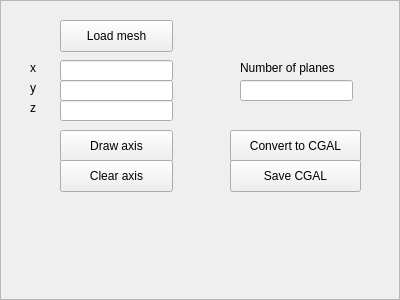
Before: the Qt Designer form drawmanager.ui in alessandroTola/CG3LabBase, drawn with Qt 5.
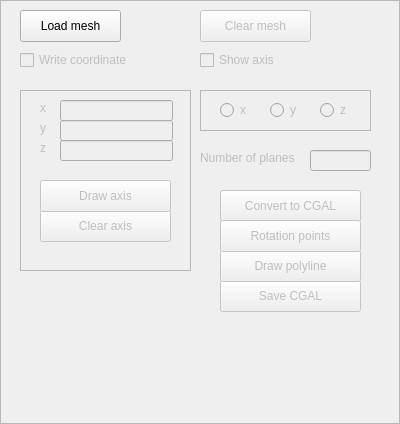
After: the same form once the commit is applied.

Commit message: Add class polylines

What changed in the file:
```diff
--- a/drawmanager.ui
+++ b/drawmanager.ui
@@ -7,7 +7,7 @@
     <x>0</x>
     <y>0</y>
     <width>400</width>
-    <height>300</height>
+    <height>424</height>
    </rect>
   </property>
   <property name="windowTitle">
@@ -22,9 +22,9 @@
   <widget class="QPushButton" name="loadMesh">
    <property name="geometry">
     <rect>
-     <x>60</x>
-     <y>20</y>
-     <width>113</width>
+     <x>20</x>
+     <y>10</y>
+     <width>101</width>
      <height>32</height>
     </rect>
    </property>
@@ -32,93 +32,14 @@
     <string>Load mesh</string>
    </property>
   </widget>
-  <widget class="QLineEdit" name="x">
-   <property name="geometry">
-    <rect>
-     <x>60</x>
-     <y>60</y>
-     <width>113</width>
-     <height>21</height>
-    </rect>
-   </property>
-  </widget>
-  <widget class="QLabel" name="label">
-   <property name="geometry">
-    <rect>
-     <x>30</x>
-     <y>60</y>
-     <width>21</width>
-     <height>16</height>
-    </rect>
-   </property>
-   <property name="text">
-    <string>x</string>
-   </property>
-  </widget>
-  <widget class="QLabel" name="label_2">
-   <property name="geometry">
-    <rect>
-     <x>30</x>
-     <y>80</y>
-     <width>21</width>
-     <height>16</height>
-    </rect>
-   </property>
-   <property name="text">
-    <string>y</string>
-   </property>
-  </widget>
-  <widget class="QLabel" name="label_3">
-   <property name="geometry">
-    <rect>
-     <x>30</x>
-     <y>100</y>
-     <width>21</width>
-     <height>16</height>
-    </rect>
-   </property>
-   <property name="text">
-    <string>z</string>
-   </property>
-  </widget>
-  <widget class="QLineEdit" name="y">
-   <property name="geometry">
-    <rect>
-     <x>60</x>
-     <y>80</y>
-     <width>113</width>
-     <height>21</height>
-    </rect>
-   </property>
-  </widget>
-  <widget class="QLineEdit" name="z">
-   <property name="geometry">
-    <rect>
-     <x>60</x>
-     <y>100</y>
-     <width>113</width>
-     <height>21</height>
-    </rect>
-   </property>
-  </widget>
-  <widget class="QPushButton" name="drawAxis">
-   <property name="geometry">
-    <rect>
-     <x>60</x>
-     <y>130</y>
-     <width>113</width>
-     <height>32</height>
-    </rect>
-   </property>
-   <property name="text">
-    <string>Draw axis</string>
-   </property>
-  </widget>
   <widget class="QLabel" name="label_4">
+   <property name="enabled">
+    <bool>false</bool>
+   </property>
    <property name="geometry">
     <rect>
-     <x>240</x>
-     <y>60</y>
+     <x>200</x>
+     <y>150</y>
      <width>111</width>
      <height>16</height>
     </rect>
@@ -127,22 +48,28 @@
     <string>Number of planes</string>
    </property>
   </widget>
-  <widget class="QLineEdit" name="lineEdit">
+  <widget class="QLineEdit" name="nPlane">
+   <property name="enabled">
+    <bool>false</bool>
+   </property>
    <property name="geometry">
     <rect>
-     <x>240</x>
-     <y>80</y>
-     <width>113</width>
+     <x>310</x>
+     <y>150</y>
+     <width>61</width>
      <height>21</height>
     </rect>
    </property>
   </widget>
   <widget class="QPushButton" name="eigenToCgal">
+   <property name="enabled">
+    <bool>false</bool>
+   </property>
    <property name="geometry">
     <rect>
-     <x>230</x>
-     <y>130</y>
-     <width>131</width>
+     <x>220</x>
+     <y>190</y>
+     <width>141</width>
      <height>32</height>
     </rect>
    </property>
@@ -150,25 +77,15 @@
     <string>Convert to CGAL</string>
    </property>
   </widget>
-  <widget class="QPushButton" name="drawCilinder">
-   <property name="geometry">
-    <rect>
-     <x>60</x>
-     <y>160</y>
-     <width>113</width>
-     <height>32</height>
-    </rect>
-   </property>
-   <property name="text">
-    <string>Clear axis</string>
-   </property>
-  </widget>
   <widget class="QPushButton" name="saveMeshCgal">
+   <property name="enabled">
+    <bool>false</bool>
+   </property>
    <property name="geometry">
     <rect>
-     <x>230</x>
-     <y>160</y>
-     <width>131</width>
+     <x>220</x>
+     <y>280</y>
+     <width>141</width>
      <height>32</height>
     </rect>
    </property>
@@ -176,6 +93,303 @@
     <string>Save CGAL</string>
    </property>
   </widget>
+  <widget class="QFrame" name="selectAxis">
+   <property name="enabled">
+    <bool>false</bool>
+   </property>
+   <property name="geometry">
+    <rect>
+     <x>200</x>
+     <y>90</y>
+     <width>171</width>
+     <height>41</height>
+    </rect>
+   </property>
+   <property name="frameShape">
+    <enum>QFrame::StyledPanel</enum>
+   </property>
+   <property name="frameShadow">
+    <enum>QFrame::Raised</enum>
+   </property>
+   <widget class="QRadioButton" name="xAxis">
+    <property name="enabled">
+     <bool>false</bool>
+    </property>
+    <property name="geometry">
+     <rect>
+      <x>20</x>
+      <y>10</y>
+      <width>31</width>
+      <height>20</height>
+     </rect>
+    </property>
+    <property name="text">
+     <string>x</string>
+    </property>
+   </widget>
+   <widget class="QRadioButton" name="yAxis">
+    <property name="enabled">
+     <bool>false</bool>
+    </property>
+    <property name="geometry">
+     <rect>
+      <x>70</x>
+      <y>10</y>
+      <width>31</width>
+      <height>20</height>
+     </rect>
+    </property>
+    <property name="text">
+     <string>y</string>
+    </property>
+   </widget>
+   <widget class="QRadioButton" name="zAxis">
+    <property name="enabled">
+     <bool>false</bool>
+    </property>
+    <property name="geometry">
+     <rect>
+      <x>120</x>
+      <y>10</y>
+      <width>31</width>
+      <height>20</height>
+     </rect>
+    </property>
+    <property name="text">
+     <string>z</string>
+    </property>
+   </widget>
+  </widget>
+  <widget class="QFrame" name="coordinate">
+   <property name="enabled">
+    <bool>false</bool>
+   </property>
+   <property name="geometry">
+    <rect>
+     <x>20</x>
+     <y>90</y>
+     <width>171</width>
+     <height>181</height>
+    </rect>
+   </property>
+   <property name="frameShape">
+    <enum>QFrame::StyledPanel</enum>
+   </property>
+   <property name="frameShadow">
+    <enum>QFrame::Raised</enum>
+   </property>
+   <widget class="QLineEdit" name="z">
+    <property name="enabled">
+     <bool>false</bool>
+    </property>
+    <property name="geometry">
+     <rect>
+      <x>40</x>
+      <y>50</y>
+      <width>113</width>
+      <height>21</height>
+     </rect>
+    </property>
+   </widget>
+   <widget class="QLabel" name="label">
+    <property name="enabled">
+     <bool>false</bool>
+    </property>
+    <property name="geometry">
+     <rect>
+      <x>20</x>
+      <y>10</y>
+      <width>21</width>
+      <height>16</height>
+     </rect>
+    </property>
+    <property name="text">
+     <string>x</string>
+    </property>
+   </widget>
+   <widget class="QLineEdit" name="x">
+    <property name="enabled">
+     <bool>false</bool>
+    </property>
+    <property name="geometry">
+     <rect>
+      <x>40</x>
+      <y>10</y>
+      <width>113</width>
+      <height>21</height>
+     </rect>
+    </property>
+   </widget>
+   <widget class="QLabel" name="label_3">
+    <property name="enabled">
+     <bool>false</bool>
+    </property>
+    <property name="geometry">
+     <rect>
+      <x>20</x>
+      <y>50</y>
+      <width>21</width>
+      <height>16</height>
+     </rect>
+    </property>
+    <property name="text">
+     <string>z</string>
+    </property>
+   </widget>
+   <widget class="QLabel" name="label_2">
+    <property name="enabled">
+     <bool>false</bool>
+    </property>
+    <property name="geometry">
+     <rect>
+      <x>20</x>
+      <y>30</y>
+      <width>21</width>
+      <height>16</height>
+     </rect>
+    </property>
+    <property name="text">
+     <string>y</string>
+    </property>
+   </widget>
+   <widget class="QLineEdit" name="y">
+    <property name="enabled">
+     <bool>false</bool>
+    </property>
+    <property name="geometry">
+     <rect>
+      <x>40</x>
+      <y>30</y>
+      <width>113</width>
+      <height>21</height>
+     </rect>
+    </property>
+   </widget>
+   <widget class="QPushButton" name="clearAxis">
+    <property name="enabled">
+     <bool>false</bool>
+    </property>
+    <property name="geometry">
+     <rect>
+      <x>20</x>
+      <y>120</y>
+      <width>131</width>
+      <height>32</height>
+     </rect>
+    </property>
+    <property name="text">
+     <string>Clear axis</string>
+    </property>
+   </widget>
+   <widget class="QPushButton" name="drawAxis">
+    <property name="enabled">
+     <bool>false</bool>
+    </property>
+    <property name="geometry">
+     <rect>
+      <x>20</x>
+      <y>90</y>
+      <width>131</width>
+      <height>32</height>
+     </rect>
+    </property>
+    <property name="text">
+     <string>Draw axis</string>
+    </property>
+   </widget>
+  </widget>
+  <widget class="QCheckBox" name="writeCoordinate">
+   <property name="enabled">
+    <bool>false</bool>
+   </property>
+   <property name="geometry">
+    <rect>
+     <x>20</x>
+     <y>50</y>
+     <width>131</width>
+     <height>20</height>
+    </rect>
+   </property>
+   <property name="text">
+    <string>Write coordinate</string>
+   </property>
+  </widget>
+  <widget class="QCheckBox" name="showAxis">
+   <property name="enabled">
+    <bool>false</bool>
+   </property>
+   <property name="geometry">
+    <rect>
+     <x>200</x>
+     <y>50</y>
+     <width>87</width>
+     <height>20</height>
+    </rect>
+   </property>
+   <property name="text">
+    <string>Show axis</string>
+   </property>
+  </widget>
+  <widget class="QPushButton" name="drawPolyline">
+   <property name="enabled">
+    <bool>false</bool>
+   </property>
+   <property name="geometry">
+    <rect>
+     <x>220</x>
+     <y>250</y>
+     <width>141</width>
+     <height>32</height>
+    </rect>
+   </property>
+   <property name="text">
+    <string>Draw polyline</string>
+   </property>
+  </widget>
+  <widget class="QPushButton" name="rotationAxis">
+   <property name="enabled">
+    <bool>false</bool>
+   </property>
+   <property name="geometry">
+    <rect>
+     <x>220</x>
+     <y>220</y>
+     <width>141</width>
+     <height>32</height>
+    </rect>
+   </property>
+   <property name="text">
+    <string>Rotation points</string>
+   </property>
+  </widget>
+  <widget class="QPushButton" name="clearMesh">
+   <property name="enabled">
+    <bool>false</bool>
+   </property>
+   <property name="geometry">
+    <rect>
+     <x>200</x>
+     <y>10</y>
+     <width>111</width>
+     <height>32</height>
+    </rect>
+   </property>
+   <property name="text">
+    <string>Clear mesh</string>
+   </property>
+  </widget>
+  <zorder>coordinate</zorder>
+  <zorder>selectAxis</zorder>
+  <zorder>loadMesh</zorder>
+  <zorder>label_4</zorder>
+  <zorder>nPlane</zorder>
+  <zorder>eigenToCgal</zorder>
+  <zorder>saveMeshCgal</zorder>
+  <zorder>writeCoordinate</zorder>
+  <zorder>showAxis</zorder>
+  <zorder>drawPolyline</zorder>
+  <zorder>rotationAxis</zorder>
+  <zorder>clearMesh</zorder>
  </widget>
  <resources/>
  <connections/>
```
The commit also changes 6 other files.
